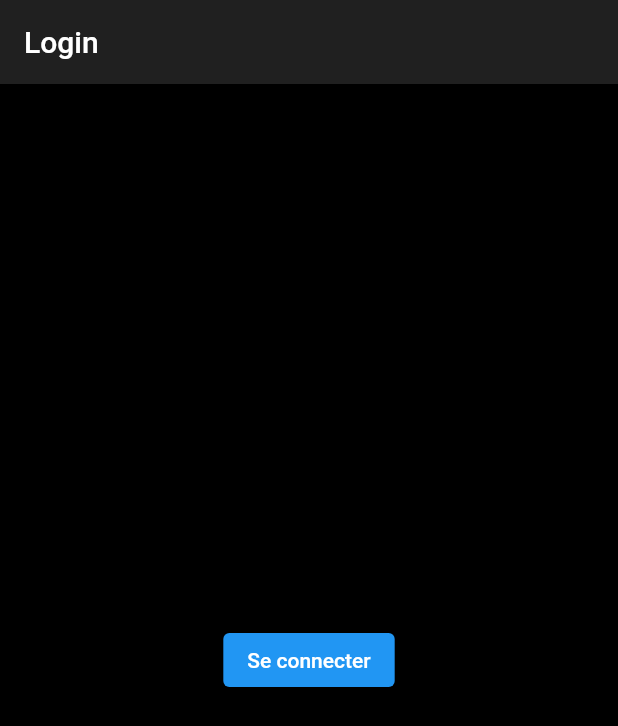
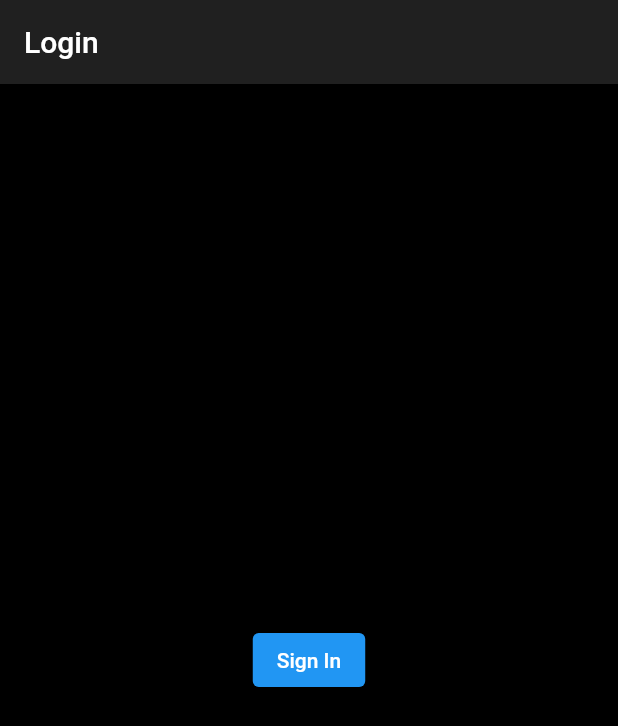
Before and after one commit to gabirel1/Redditech, a Flutter app: the screen it shows after launch, on a phone screen of 412 x 824 dp. Shown: the top 726 px of the screen. Run offline on Flutter 3.47's test engine with Material 2 defaults, Android fonts, the phone set to English and light mode, and no system bars; our stand-ins replace better_player, cached_network_image, carousel_slider, material_floating_search_bar, shared_preferences, uni_links; missing offline and left inert: flutter_web_browser.

Commit message:
[master]: fixing overflow on profile + changing se connecter to sign in

```diff
--- a/lib/views/login.dart
+++ b/lib/views/login.dart
@@ -69,7 +69,7 @@ class _LoginPageState extends State<LoginPage> {
       if (linkStr.contains('code')) {
         var code = linkStr.split('code=')[1].replaceAll('#_', "");
         _sub.cancel();
-        var auth = 'Basic '+base64Encode(utf8.encode('$redditClientID:'));
+        var auth = 'Basic ' + base64Encode(utf8.encode('$redditClientID:'));
         var result = await http
             .post(Uri.parse('$redditAPIBaseURL/access_token'), headers: {
           "User-Agent": "Redditech/1.0.0 (by /u/redditech)",
@@ -113,7 +113,7 @@ class _LoginPageState extends State<LoginPage> {
           child: isLoading
               ? CircularProgressIndicator()
               : ElevatedButton(
-                  child: Text("Se connecter"),
+                  child: Text("Sign In"),
                   onPressed: () => login(),
                 ),
         ));
--- a/lib/views/profile.dart
+++ b/lib/views/profile.dart
@@ -392,7 +392,7 @@ class _ProfilePageState extends State<ProfilePage> {
                     bottom: 2.0,
                   ),
                   padding: EdgeInsets.only(
-                    left: 15.0,
+                    left: 5.0,
                     right: 15.0,
                     bottom: 10,
                     top: 5,
```
